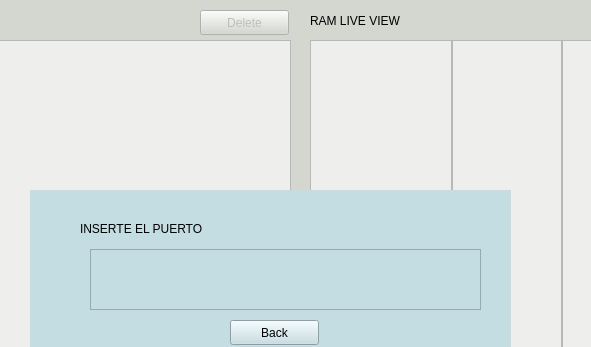
First picture: the form in C!/AEDII-GUI/mainwindow.ui, repository joseff01/AED2-P1-C_IDE, before the edit; both pictures show x 290 to 881 and y 0 to 347 of the 1087 by 746 pixel window.
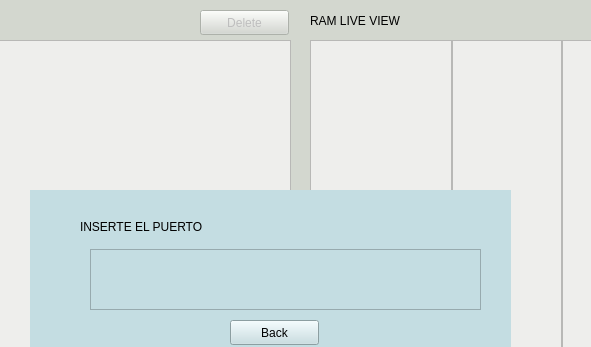
Second picture: the form after the edit.

```diff
--- a/C!/AEDII-GUI/mainwindow.ui
+++ b/C!/AEDII-GUI/mainwindow.ui
@@ -228,9 +228,9 @@
      <property name="geometry">
       <rect>
        <x>50</x>
-       <y>30</y>
+       <y>26</y>
        <width>391</width>
-       <height>17</height>
+       <height>21</height>
       </rect>
      </property>
      <property name="text">
@@ -266,7 +266,7 @@
      <rect>
       <x>600</x>
       <y>10</y>
-      <width>171</width>
+      <width>201</width>
       <height>21</height>
      </rect>
     </property>
```
Left out of the diff: 2 changed lines with no effect on the pictures.
